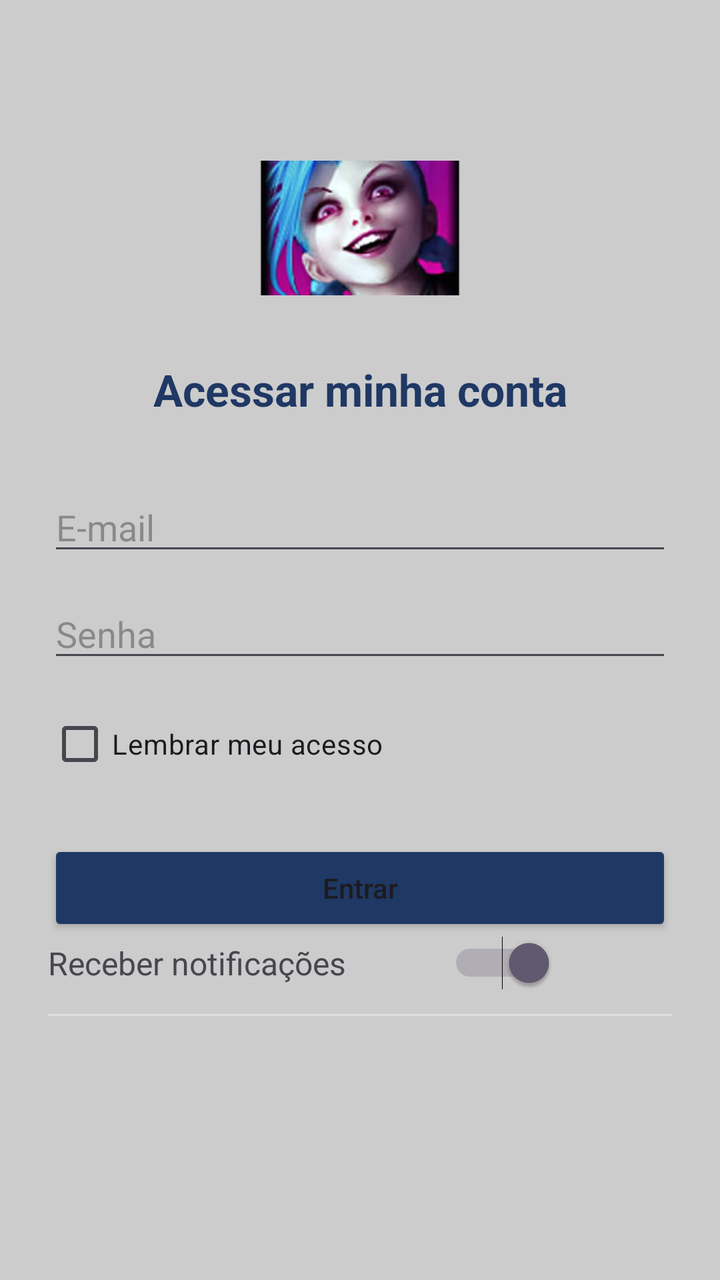
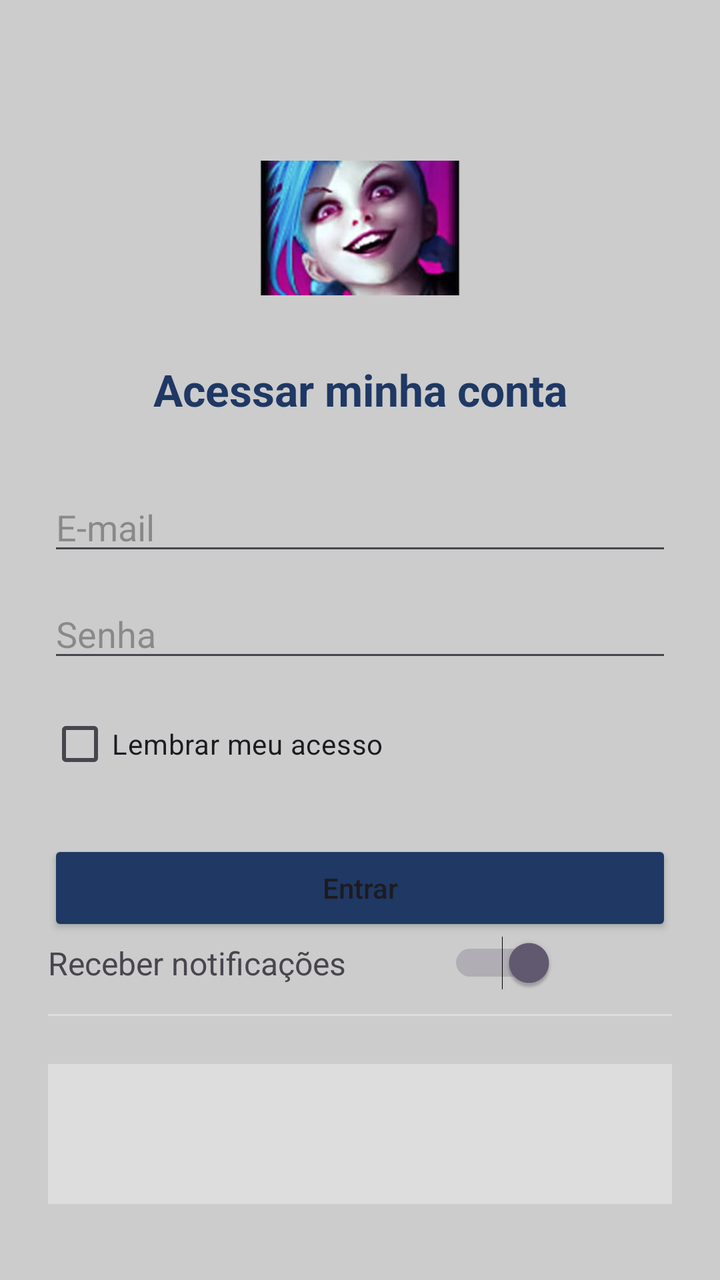

Screens rendered from an Android XML layout before and after an edit, with the pre-edit source and the edit as a unified diff.
<!-- AndroidManifest.xml: application theme Theme.MyApplication -->
<!-- res/layout/activity_main.xml -->
<?xml version="1.0" encoding="utf-8"?>
<LinearLayout
    xmlns:android="http://schemas.android.com/apk/res/android"
    android:layout_width="match_parent"
    android:layout_height="match_parent"
    android:orientation="vertical"
    android:background="#cccccc"
    android:padding="24dp">
    <ImageView
        android:layout_width="100dp"
        android:layout_height="100dp"
        android:layout_gravity="center_horizontal"
        android:layout_marginTop="40dp"
        android:src="@drawable/jinx"
        android:contentDescription="Logotipo" />
    <TextView
        android:layout_width="match_parent"
        android:layout_height="wrap_content"
        android:layout_marginTop="16dp"
        android:text="Acessar minha conta"
        android:textSize="22sp"
        android:textStyle="bold"
        android:textColor="#1F3864"
        android:gravity="center" />
    <EditText
        android:id="@+id/edtEmail"
        android:layout_width="match_parent"
        android:layout_height="wrap_content"
        android:layout_marginTop="32dp"
        android:hint="E-mail"
        android:inputType="textEmailAddress" />
    <EditText
        android:id="@+id/edtSenha"
        android:layout_width="match_parent"
        android:layout_height="wrap_content"
        android:layout_marginTop="12dp"
        android:hint="Senha"
        android:inputType="textPassword" />
    <CheckBox
        android:id="@+id/chkLembrar"
        android:layout_width="wrap_content"
        android:layout_height="wrap_content"
        android:layout_marginTop="12dp"
        android:text="Lembrar meu acesso" />
    <Button
        android:id="@+id/btnEntrar"
        android:layout_width="match_parent"
        android:layout_height="wrap_content"
        android:layout_marginTop="24dp"
        android:text="Entrar"
        android:textAllCaps="false"
        android:backgroundTint="#1F3864" />

    <LinearLayout
        android:layout_width="match_parent"
        android:layout_height="wrap_content"
        android:orientation="horizontal"
        android:gravity="center_vertical">
        <TextView
            android:layout_width="200dp"
            android:layout_height="wrap_content"
            android:text="Receber notificações"
            android:textSize="16sp" />
        <Switch
            android:id="@+id/swNotificacoes"
            android:layout_width="wrap_content"
            android:layout_height="wrap_content"
            android:checked="true" />
    </LinearLayout>
    <View
        android:layout_width="match_parent"
        android:layout_height="1dp"
        android:layout_marginTop="12dp"
        android:layout_marginBottom="12dp"
        android:background="#DDDDDD" />

</LinearLayout>
<!-- resources referenced by this layout -->
<resources>
  <!-- drawable jinx: jpg bitmap (drawable, 6416 bytes) -->
  <style name="Theme.MyApplication" parent="Base.Theme.MyApplication" />
  <style name="Base.Theme.MyApplication" parent="Theme.Material3.DayNight.NoActionBar">
          
          
      </style>
</resources>

<!-- the commit's change to res/layout/activity_main.xml (unified diff, before → after) -->
@@ -74,4 +74,11 @@
         android:layout_marginBottom="12dp"
         android:background="#DDDDDD" />
 
+    <View
+        android:layout_width="match_parent"
+        android:layout_height="70dp"
+        android:layout_marginTop="12dp"
+        android:layout_marginBottom="12dp"
+        android:background="#DDDDDD" />
+
 </LinearLayout>
